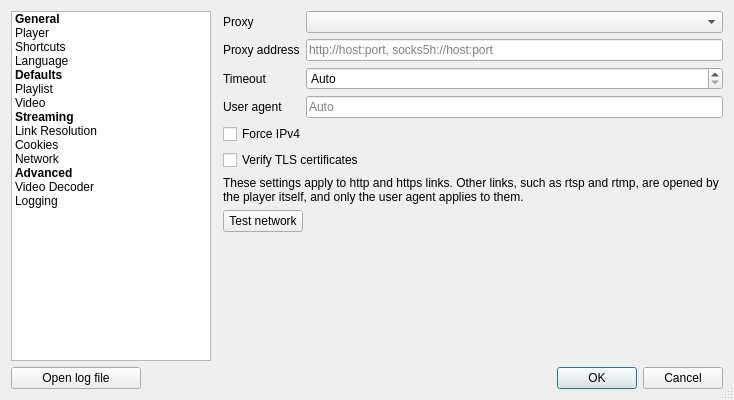
Above: resources/ui/settings_dialog.ui from vzhd1701/gridplayer before the change. Below: the same form after it.
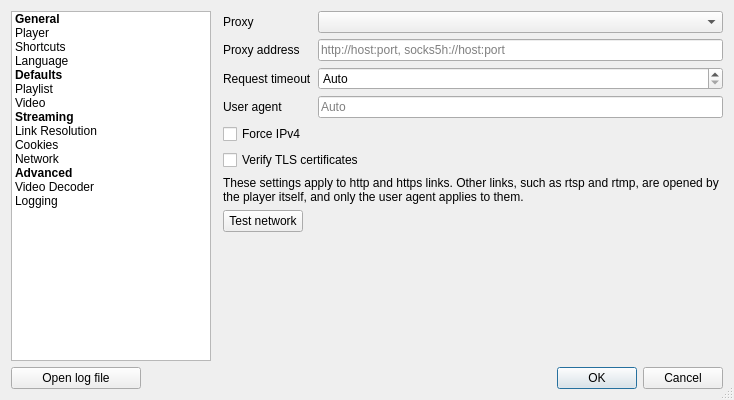
That is the form after the change. The open tabs and pages were chosen to show the change. Custom widgets are drawn as their Qt base class.

Commit message: fix: rename timeout to request timeout

Patch:
```diff
--- a/resources/ui/settings_dialog.ui
+++ b/resources/ui/settings_dialog.ui
@@ -623,7 +623,7 @@
            <item row="2" column="0">
             <widget class="QLabel" name="label_network_timeout">
              <property name="text">
-              <string>Timeout</string>
+              <string>Request timeout</string>
              </property>
             </widget>
            </item>
```
Left out of the diff: 2 changed lines with no effect on the pictures. The commit also changes 2 other files.
